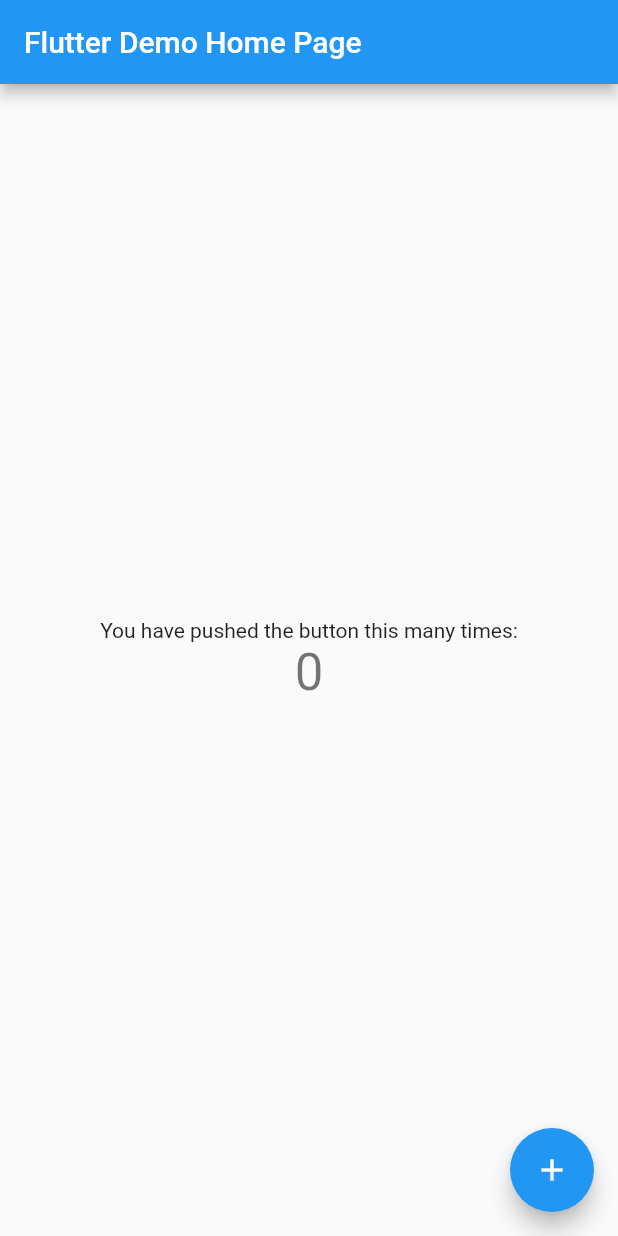
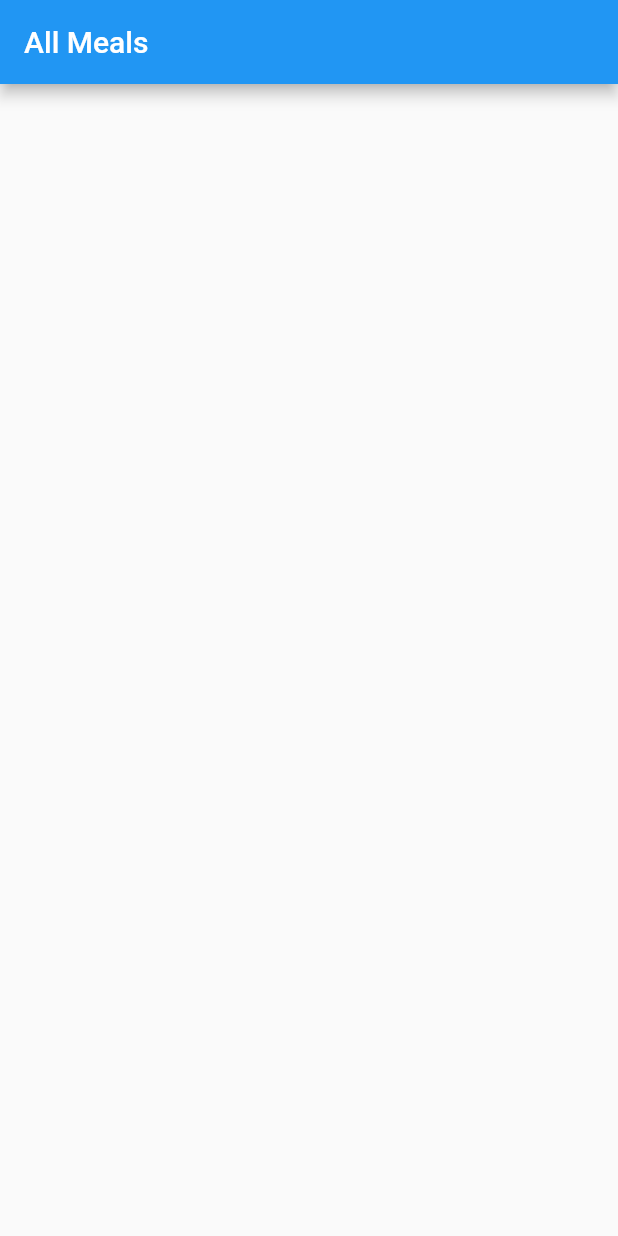
Before and after one commit to davutkarakus/RecipeApp, a Flutter app: the screen it shows after launch, on a phone screen of 412 x 824 dp. Run offline on Flutter 3.47's test engine with Material 2 defaults, Android fonts, the phone set to English and light mode, and no system bars.

Commit message:
created files

```diff
--- a/lib/main.dart
+++ b/lib/main.dart
@@ -1,4 +1,5 @@
 import 'package:flutter/material.dart';
+import 'package:flutter_recipe_app/pages/MainPage.dart';
 
 void main() {
   runApp(const MyApp());
@@ -12,104 +13,11 @@
   Widget build(BuildContext context) {
     return MaterialApp(
       title: 'Flutter Demo',
+      debugShowCheckedModeBanner: false,
       theme: ThemeData(
-        // This is the theme of your application.
-        //
-        // Try running your application with "flutter run". You'll see the
-        // application has a blue toolbar. Then, without quitting the app, try
-        // changing the primarySwatch below to Colors.green and then invoke
-        // "hot reload" (press "r" in the console where you ran "flutter run",
-        // or simply save your changes to "hot reload" in a Flutter IDE).
-        // Notice that the counter didn't reset back to zero; the application
-        // is not restarted.
         primarySwatch: Colors.blue,
       ),
-      home: const MyHomePage(title: 'Flutter Demo Home Page'),
+      home: const MainPage(),
     );
   }
 }
-
-class MyHomePage extends StatefulWidget {
-  const MyHomePage({super.key, required this.title});
-
-  // This widget is the home page of your application. It is stateful, meaning
-  // that it has a State object (defined below) that contains fields that affect
-  // how it looks.
-
-  // This class is the configuration for the state. It holds the values (in this
-  // case the title) provided by the parent (in this case the App widget) and
-  // used by the build method of the State. Fields in a Widget subclass are
-  // always marked "final".
-
-  final String title;
-
-  @override
-  State<MyHomePage> createState() => _MyHomePageState();
-}
-
-class _MyHomePageState extends State<MyHomePage> {
-  int _counter = 0;
-
-  void _incrementCounter() {
-    setState(() {
-      // This call to setState tells the Flutter framework that something has
-      // changed in this State, which causes it to rerun the build method below
-      // so that the display can reflect the updated values. If we changed
-      // _counter without calling setState(), then the build method would not be
-      // called again, and so nothing would appear to happen.
-      _counter++;
-    });
-  }
-
-  @override
-  Widget build(BuildContext context) {
-    // This method is rerun every time setState is called, for instance as done
-    // by the _incrementCounter method above.
-    //
-    // The Flutter framework has been optimized to make rerunning build methods
-    // fast, so that you can just rebuild anything that needs updating rather
-    // than having to individually change instances of widgets.
-    return Scaffold(
-      appBar: AppBar(
-        // Here we take the value from the MyHomePage object that was created by
-        // the App.build method, and use it to set our appbar title.
-        title: Text(widget.title),
-      ),
-      body: Center(
-        // Center is a layout widget. It takes a single child and positions it
-        // in the middle of the parent.
-        child: Column(
-          // Column is also a layout widget. It takes a list of children and
-          // arranges them vertically. By default, it sizes itself to fit its
-          // children horizontally, and tries to be as tall as its parent.
-          //
-          // Invoke "debug painting" (press "p" in the console, choose the
-          // "Toggle Debug Paint" action from the Flutter Inspector in Android
-          // Studio, or the "Toggle Debug Paint" command in Visual Studio Code)
-          // to see the wireframe for each widget.
-          //
-          // Column has various properties to control how it sizes itself and
-          // how it positions its children. Here we use mainAxisAlignment to
-          // center the children vertically; the main axis here is the vertical
-          // axis because Columns are vertical (the cross axis would be
-          // horizontal).
-          mainAxisAlignment: MainAxisAlignment.center,
-          children: <Widget>[
-            const Text(
-              'You have pushed the button this many times:',
-            ),
-            Text(
-              '$_counter',
-              style: Theme.of(context).textTheme.headline4,
-            ),
-          ],
-        ),
-      ),
-      floatingActionButton: FloatingActionButton(
-        onPressed: _incrementCounter,
-        tooltip: 'Increment',
-        child: const Icon(Icons.add),
-      ), // This trailing comma makes auto-formatting nicer for build methods.
-    );
-  }
-}
--- /dev/null
+++ b/lib/pages/MainPage.dart
@@ -0,0 +1,20 @@
+
+import 'package:flutter/material.dart';
+
+class MainPage extends StatefulWidget {
+  const MainPage({Key? key}) : super(key: key);
+
+  @override
+  State<MainPage> createState() => _MainPageState();
+}
+
+class _MainPageState extends State<MainPage> {
+  @override
+  Widget build(BuildContext context) {
+    return Scaffold(
+      appBar: AppBar(
+        title: Text("All Meals"),
+      ),
+    );
+  }
+}
```
